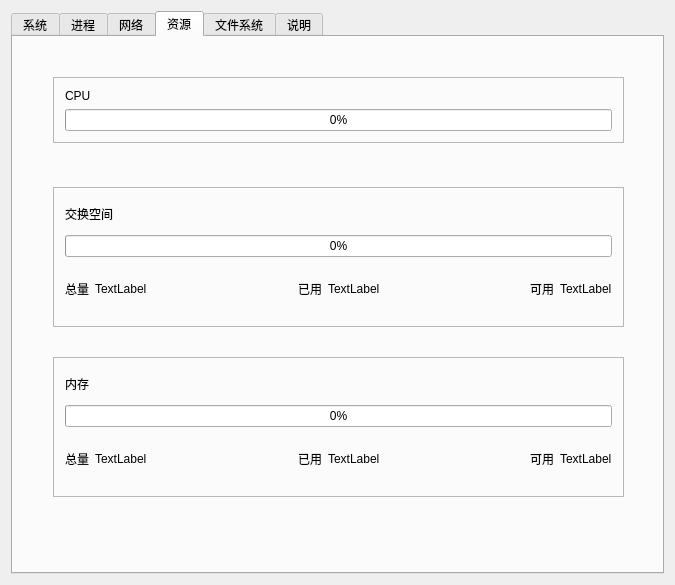
The window that Task-Manager-for-UBUNTU/widget.ui (lieral/Task-Manager-for-UBUNTU) describes before a commit, drawn with Qt 5.
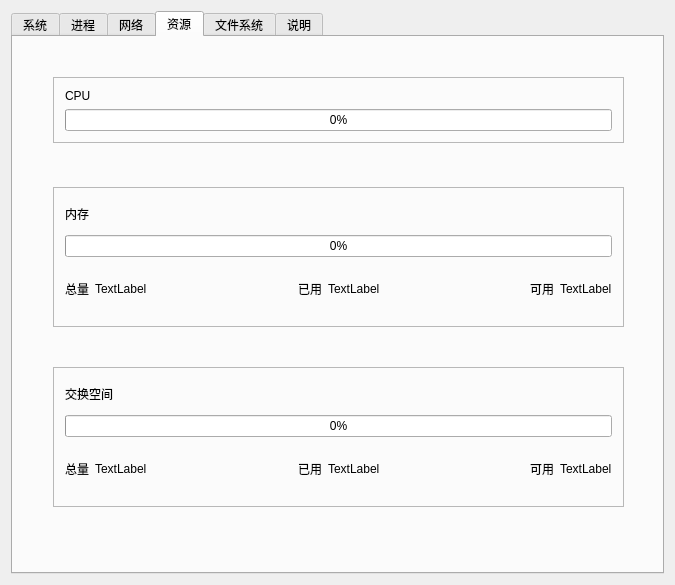
The same window after the commit. The open tabs and pages were chosen to show the change.

The edit to the form file:
```diff
--- a/Task-Manager-for-UBUNTU/widget.ui
+++ b/Task-Manager-for-UBUNTU/widget.ui
@@ -537,7 +537,7 @@
        <property name="geometry">
         <rect>
          <x>40</x>
-         <y>150</y>
+         <y>330</y>
          <width>571</width>
          <height>140</height>
         </rect>
@@ -647,7 +647,7 @@
        <property name="geometry">
         <rect>
          <x>40</x>
-         <y>320</y>
+         <y>150</y>
          <width>571</width>
          <height>140</height>
         </rect>
```
Left out of the diff: 4 changed lines with no effect on the pictures.
